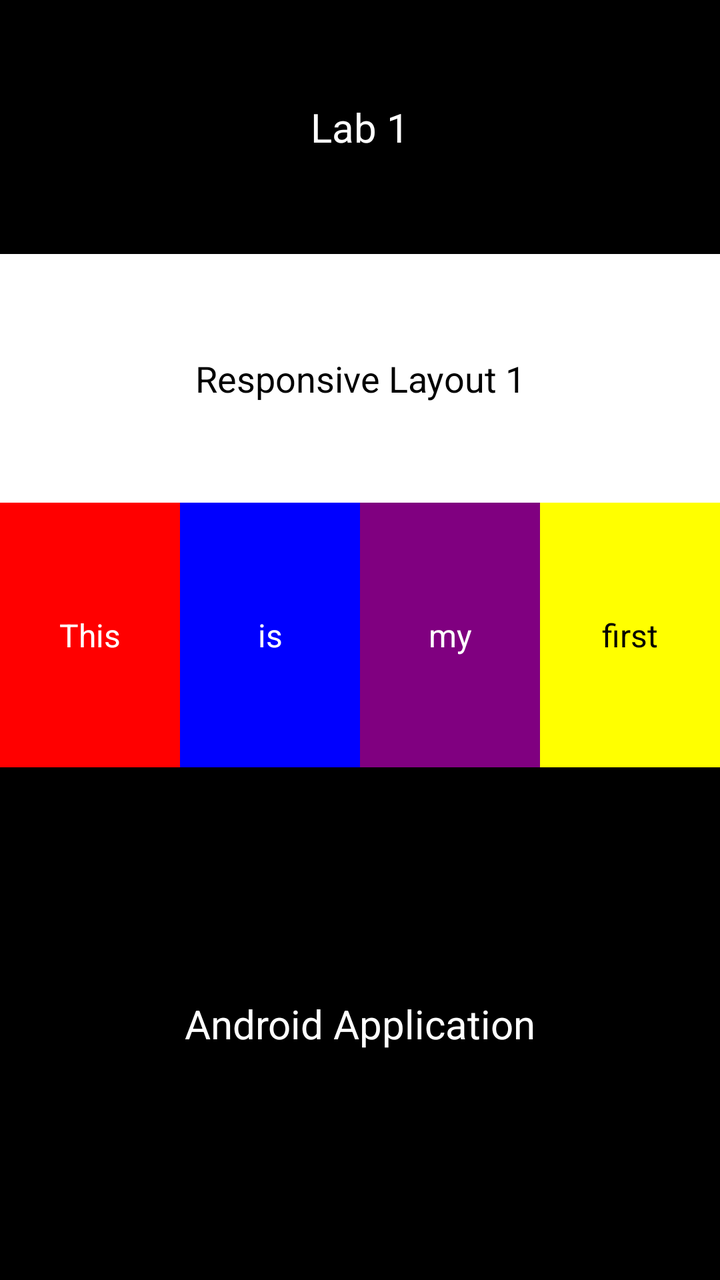
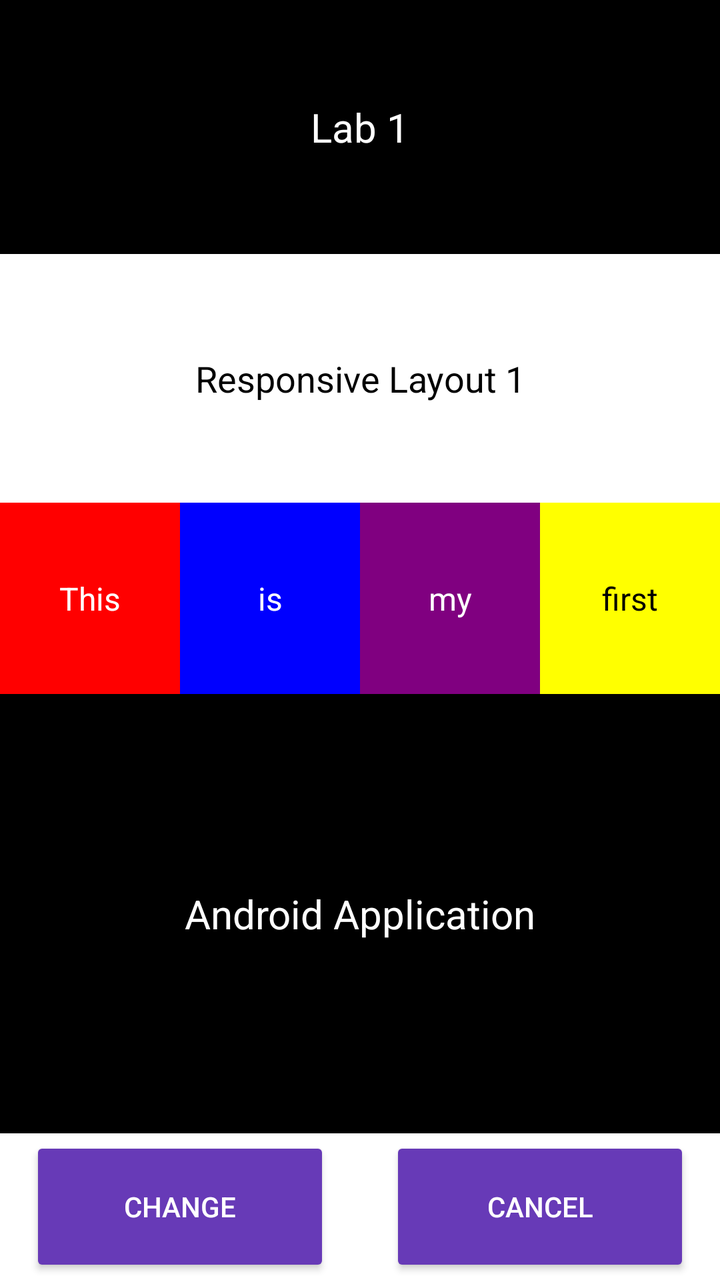

An Android layout rendered at two revisions. The XML below is the earlier revision; the diff shows what the commit changed to produce the second picture.
<!-- AndroidManifest.xml: application theme Theme.MyApplication -->
<!-- res/layout/part2.xml -->
<?xml version="1.0" encoding="utf-8"?>
<androidx.constraintlayout.widget.ConstraintLayout
    xmlns:android="http://schemas.android.com/apk/res/android"
    xmlns:app="http://schemas.android.com/apk/res-auto"
    xmlns:tools="http://schemas.android.com/tools"
    android:id="@+id/main"
    android:layout_width="match_parent"
    android:layout_height="match_parent"
    android:background="#000000"
    tools:context=".MainActivity">

    
    <TextView
        android:id="@+id/tvLab1"
        android:layout_width="0dp"
        android:layout_height="wrap_content"
        android:gravity="center"
        android:padding="50dp"
        android:text="Lab 1"
        android:textColor="#FFFFFF"
        android:textSize="20sp"
        app:layout_constraintTop_toTopOf="parent"
        app:layout_constraintStart_toStartOf="parent"
        app:layout_constraintEnd_toEndOf="parent" />

    
    <androidx.constraintlayout.widget.ConstraintLayout
        android:id="@+id/whiteSection"
        android:layout_width="0dp"
        android:layout_height="0dp"
        android:background="#FFFFFF"
        app:layout_constraintTop_toBottomOf="@id/tvLab1"
        app:layout_constraintBottom_toTopOf="@id/blackSection"
        app:layout_constraintStart_toStartOf="parent"
        app:layout_constraintEnd_toEndOf="parent"
        app:layout_constraintVertical_weight="3">

        <TextView
            android:id="@+id/tvResponsive"
            android:layout_width="0dp"
            android:layout_height="wrap_content"
            android:gravity="center"
            android:padding="50dp"
            android:text="Responsive Layout 1"
            android:textColor="#000000"
            android:textSize="18sp"
            app:layout_constraintTop_toTopOf="parent"
            app:layout_constraintStart_toStartOf="parent"
            app:layout_constraintEnd_toEndOf="parent" />

        
        <androidx.constraintlayout.widget.ConstraintLayout
            android:id="@+id/colorRow"
            android:layout_width="0dp"
            android:layout_height="0dp"
            app:layout_constraintTop_toBottomOf="@id/tvResponsive"
            app:layout_constraintBottom_toBottomOf="parent"
            app:layout_constraintStart_toStartOf="parent"
            app:layout_constraintEnd_toEndOf="parent">

            <TextView
                android:id="@+id/tvThis"
                android:layout_width="0dp"
                android:layout_height="0dp"
                android:background="#FF0000"
                android:gravity="center"
                android:text="This"
                android:textColor="#FFFFFF"
                android:textSize="16sp"
                app:layout_constraintTop_toTopOf="parent"
                app:layout_constraintBottom_toBottomOf="parent"
                app:layout_constraintStart_toStartOf="parent"
                app:layout_constraintEnd_toStartOf="@id/tvIs"
                app:layout_constraintHorizontal_weight="1" />

            <TextView
                android:id="@+id/tvIs"
                android:layout_width="0dp"
                android:layout_height="0dp"
                android:background="#0000FF"
                android:gravity="center"
                android:text="is"
                android:textColor="#FFFFFF"
                android:textSize="16sp"
                app:layout_constraintTop_toTopOf="parent"
                app:layout_constraintBottom_toBottomOf="parent"
                app:layout_constraintStart_toEndOf="@id/tvThis"
                app:layout_constraintEnd_toStartOf="@id/tvMy"
                app:layout_constraintHorizontal_weight="1" />

            <TextView
                android:id="@+id/tvMy"
                android:layout_width="0dp"
                android:layout_height="0dp"
                android:background="#800080"
                android:gravity="center"
                android:text="my"
                android:textColor="#FFFFFF"
                android:textSize="16sp"
                app:layout_constraintTop_toTopOf="parent"
                app:layout_constraintBottom_toBottomOf="parent"
                app:layout_constraintStart_toEndOf="@id/tvIs"
                app:layout_constraintEnd_toStartOf="@id/tvFirst"
                app:layout_constraintHorizontal_weight="1" />

            <TextView
                android:id="@+id/tvFirst"
                android:layout_width="0dp"
                android:layout_height="0dp"
                android:background="#FFFF00"
                android:gravity="center"
                android:text="first"
                android:textColor="#000000"
                android:textSize="16sp"
                app:layout_constraintTop_toTopOf="parent"
                app:layout_constraintBottom_toBottomOf="parent"
                app:layout_constraintStart_toEndOf="@id/tvMy"
                app:layout_constraintEnd_toEndOf="parent"
                app:layout_constraintHorizontal_weight="1" />
        </androidx.constraintlayout.widget.ConstraintLayout>
    </androidx.constraintlayout.widget.ConstraintLayout>

    
    <androidx.constraintlayout.widget.ConstraintLayout
        android:id="@+id/blackSection"
        android:layout_width="0dp"
        android:layout_height="0dp"
        android:background="#000000"
        app:layout_constraintTop_toBottomOf="@id/whiteSection"
        app:layout_constraintBottom_toBottomOf="parent"
        app:layout_constraintStart_toStartOf="parent"
        app:layout_constraintEnd_toEndOf="parent"
        app:layout_constraintVertical_weight="3">

        <TextView
            android:id="@+id/tvAndroidApp"
            android:layout_width="wrap_content"
            android:layout_height="wrap_content"
            android:gravity="center"
            android:text="Android Application"
            android:textColor="#FFFFFF"
            android:textSize="20sp"
            app:layout_constraintTop_toTopOf="parent"
            app:layout_constraintBottom_toBottomOf="parent"
            app:layout_constraintStart_toStartOf="parent"
            app:layout_constraintEnd_toEndOf="parent" />
    </androidx.constraintlayout.widget.ConstraintLayout>


</androidx.constraintlayout.widget.ConstraintLayout>
<!-- resources referenced by this layout -->
<resources>
  <style name="Theme.MyApplication" parent="Base.Theme.MyApplication" />
  <style name="Base.Theme.MyApplication" parent="Theme.Material3.DayNight.NoActionBar">
          
          
      </style>
</resources>

<!-- the commit's change to res/layout/part2.xml (unified diff, before → after) -->
@@ -127,7 +127,7 @@
         android:layout_height="0dp"
         android:background="#000000"
         app:layout_constraintTop_toBottomOf="@id/whiteSection"
-        app:layout_constraintBottom_toBottomOf="parent"
+        app:layout_constraintBottom_toTopOf="@id/buttonSection"
         app:layout_constraintStart_toStartOf="parent"
         app:layout_constraintEnd_toEndOf="parent"
         app:layout_constraintVertical_weight="3">
@@ -146,5 +146,43 @@
             app:layout_constraintEnd_toEndOf="parent" />
     </androidx.constraintlayout.widget.ConstraintLayout>
 
+    
+    <androidx.constraintlayout.widget.ConstraintLayout
+        android:id="@+id/buttonSection"
+        android:layout_width="0dp"
+        android:layout_height="0dp"
+        android:background="#FFFFFF"
+        app:layout_constraintTop_toBottomOf="@id/blackSection"
+        app:layout_constraintBottom_toBottomOf="parent"
+        app:layout_constraintStart_toStartOf="parent"
+        app:layout_constraintEnd_toEndOf="parent"
+        app:layout_constraintVertical_weight="1">
+
+        <Button
+            android:id="@+id/btnChange"
+            android:layout_width="150dp"
+            android:layout_height="70dp"
+            android:layout_marginEnd="30dp"
+            android:backgroundTint="#673AB7"
+            android:text="Change"
+            android:textColor="#FFFFFF"
+            app:layout_constraintTop_toTopOf="parent"
+            app:layout_constraintBottom_toBottomOf="parent"
+            app:layout_constraintStart_toStartOf="parent"
+            app:layout_constraintEnd_toStartOf="@id/btnCancel"
+            app:layout_constraintHorizontal_chainStyle="packed" />
+
+        <Button
+            android:id="@+id/btnCancel"
+            android:layout_width="150dp"
+            android:layout_height="70dp"
+            android:backgroundTint="#673AB7"
+            android:text="Cancel"
+            android:textColor="#FFFFFF"
+            app:layout_constraintTop_toTopOf="parent"
+            app:layout_constraintBottom_toBottomOf="parent"
+            app:layout_constraintStart_toEndOf="@id/btnChange"
+            app:layout_constraintEnd_toEndOf="parent" />
+    </androidx.constraintlayout.widget.ConstraintLayout>
 
 </androidx.constraintlayout.widget.ConstraintLayout>
